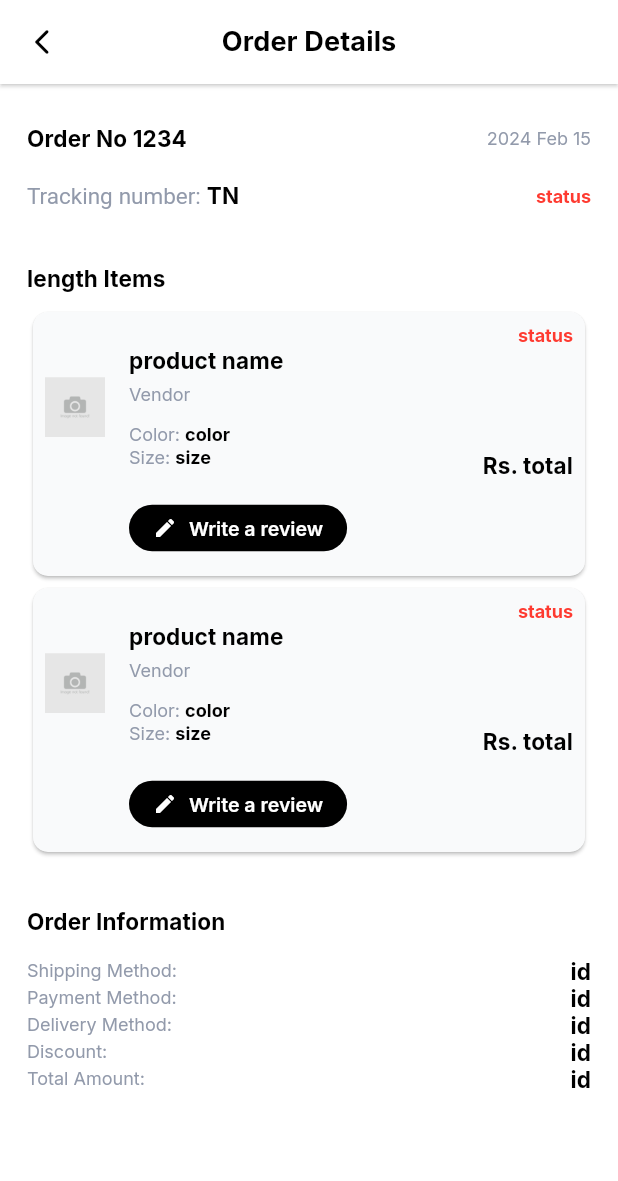
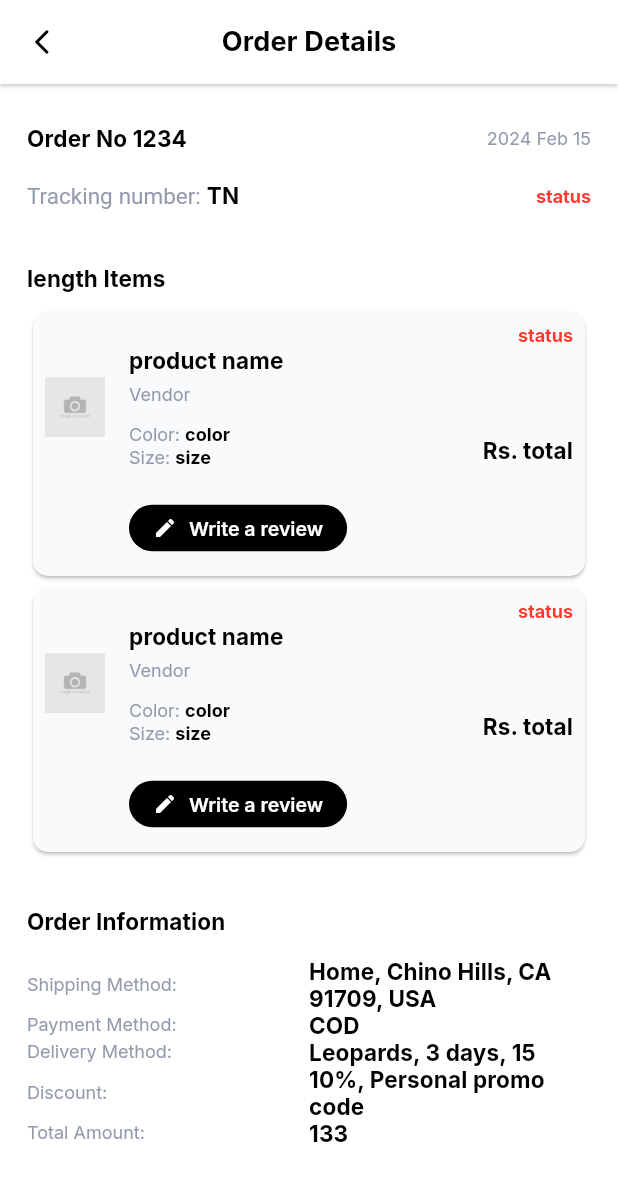
Before and after one commit to StrangerDeveloper/ismmart_ecommerce, a Flutter app: the OrderDetailView screen opened by its route, on a phone screen of 412 x 824 dp. Shown: the top 1181 px of the screen. Run offline on Flutter 3.47's test engine with Material 3 defaults, Android fonts, the phone set to English and light mode, and no system bars; drawn by our look-alikes of cached_network_image; our stand-ins replace country_code_picker, firebase_core, firebase_messaging, flip_card, flutter_animate, flutter_image_compress and 14 more; missing offline and left inert: app_settings; accounts and stored records are empty; network calls fail; statements that could not run were skipped; project files that could hold a hidden picture were left out.

Commit message:
Update order_detail_view.dart

```diff
--- a/lib/screens/order/order_details/order_detail_view.dart
+++ b/lib/screens/order/order_details/order_detail_view.dart
@@ -311,7 +311,7 @@ class OrderDetailView extends StatelessWidget {
                 ),
                 Padding(
                   padding: const EdgeInsets.only(
-                    top: 70.0,
+                    top: 60.0,
                   ),
                   child: _customField2(
                       "Rs. ${viewModel.orderItemModel.value.lineitems?[index].totals?.total?.toStringAsFixed(2) ?? "total"}"),
@@ -333,56 +333,77 @@ class OrderDetailView extends StatelessWidget {
           _customField2("Order Information"),
           const SizedBox(height: 15),
           Row(
-            mainAxisAlignment: MainAxisAlignment.spaceBetween,
+            //mainAxisAlignment: MainAxisAlignment.spaceBetween,
             children: [
-              _customField1(viewModel
-                      .orderItemModel.value.lineitems?[0].assignedRider?.name ??
-                  "Shipping Method:"),
-              _customField2(viewModel
-                      .orderItemModel.value.lineitems?[0].assignedRider?.cnic ??
-                  "id"),
+              Expanded(
+                child: _customField1(viewModel.orderItemModel.value
+                        .lineitems?[0].assignedRider?.name ??
+                    "Shipping Method:"),
+              ),
+              Expanded(
+                child: _customField2(viewModel.orderItemModel.value
+                        .lineitems?[0].assignedRider?.cnic ??
+                    "Home, Chino Hills, CA 91709, USA"),
+              ),
             ],
           ),
           Row(
             mainAxisAlignment: MainAxisAlignment.spaceBetween,
             children: [
-              _customField1(viewModel
-                      .orderItemModel.value.lineitems?[0].assignedRider?.name ??
-                  "Payment Method:"),
-              _customField2(viewModel
-                      .orderItemModel.value.lineitems?[0].assignedRider?.cnic ??
-                  "id"),
+              Expanded(
+                child: _customField1(viewModel.orderItemModel.value
+                        .lineitems?[0].assignedRider?.name ??
+                    "Payment Method:"),
+              ),
+              Expanded(
+                child: _customField2(viewModel.orderItemModel.value
+                        .lineitems?[0].assignedRider?.cnic ??
+                    "COD"),
+              ),
             ],
           ),
           Row(
             mainAxisAlignment: MainAxisAlignment.spaceBetween,
             children: [
-              _customField1(viewModel
-                      .orderItemModel.value.lineitems?[0].assignedRider?.name ??
-                  "Delivery Method:"),
-              _customField2(viewModel
-                      .orderItemModel.value.lineitems?[0].assignedRider?.cnic ??
-                  "id"),
+              Expanded(
+                child: _customField1(viewModel.orderItemModel.value
+                        .lineitems?[0].assignedRider?.name ??
+                    "Delivery Method:"),
+              ),
+              Expanded(
+                child: _customField2(viewModel.orderItemModel.value
+                        .lineitems?[0].assignedRider?.cnic ??
+                    "Leopards, 3 days, 15"),
+              ),
             ],
           ),
           Row(
             mainAxisAlignment: MainAxisAlignment.spaceBetween,
             children: [
-              _customField1(viewModel
-                      .orderItemModel.value.lineitems?[0].assignedRider?.name ??
-                  "Discount:"),
-              _customField2(
-                  viewModel.orderItemModel.value.deliveryStatus ?? "id"),
+              Expanded(
+                child: _customField1(viewModel.orderItemModel.value
+                        .lineitems?[0].assignedRider?.name ??
+                    "Discount:"),
+              ),
+              Expanded(
+                child: _customField2(
+                    viewModel.orderItemModel.value.deliveryStatus ??
+                        "10%, Personal promo code"),
+              ),
             ],
           ),
           Row(
             mainAxisAlignment: MainAxisAlignment.spaceBetween,
             children: [
-              _customField1(viewModel
-                      .orderItemModel.value.lineitems?[0].assignedRider?.name ??
-                  "Total Amount:"),
-              _customField2(
-                  viewModel.orderItemModel.value.deliveryStatus ?? "id"),
+              Expanded(
+                child: _customField1(viewModel.orderItemModel.value
+                        .lineitems?[0].assignedRider?.name ??
+                    "Total Amount:"),
+              ),
+              Expanded(
+                child: _customField2(
+                    viewModel.orderItemModel.value.deliveryStatus ?? "133"),
+              ),
             ],
           )
         ],
```
